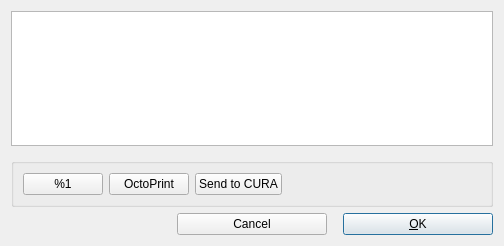
Before: the Qt Designer form src/gui/PrintInitDialog.ui in openscad/openscad, drawn with Qt 5.
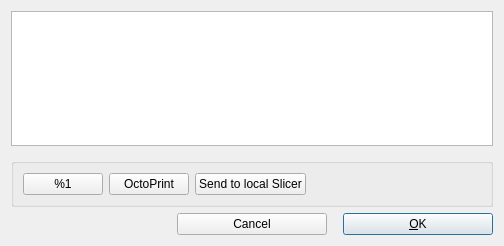
After: the same form once the commit is applied.

Diff of the .ui file:
```diff
--- a/src/gui/PrintInitDialog.ui
+++ b/src/gui/PrintInitDialog.ui
@@ -115,7 +115,7 @@
       <item>
        <widget class="QPushButton" name="CuraButton">
         <property name="text">
-         <string>Send to CURA</string>
+         <string>Send to local Slicer</string>
         </property>
         <property name="checkable">
          <bool>true</bool>
```
Left out of the diff: 2 changed lines with no effect on the pictures.
